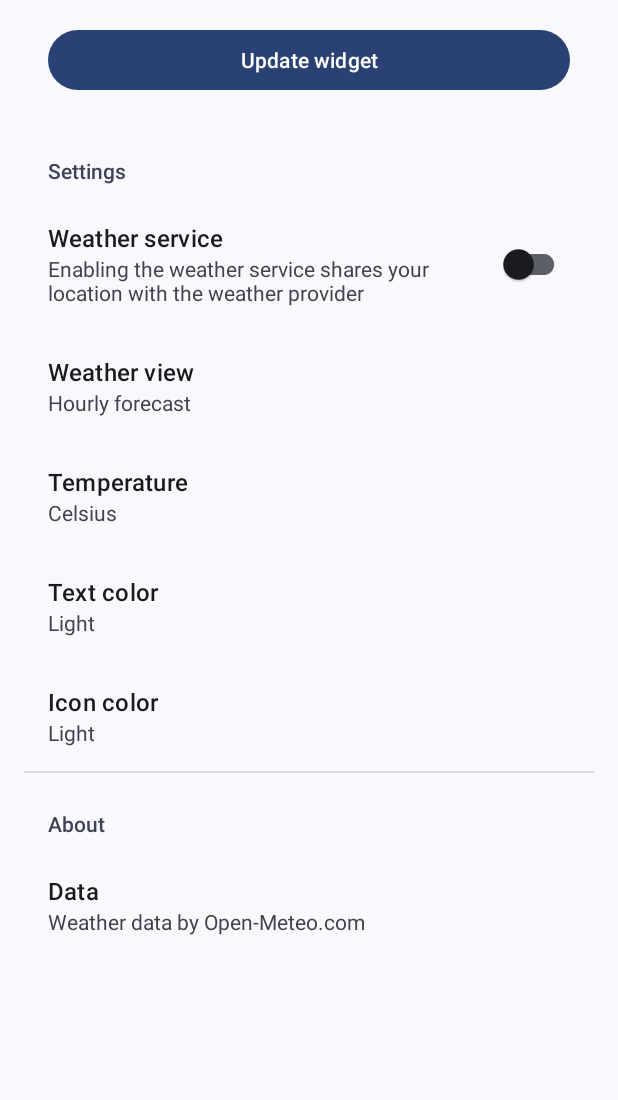
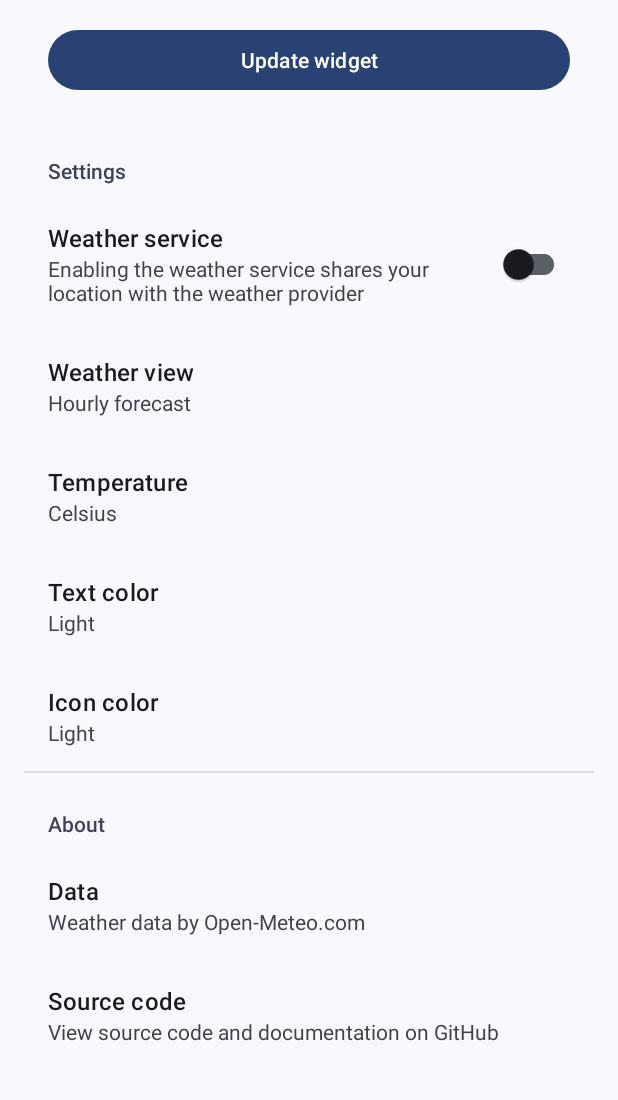
Before and after one commit to kolakek/pimi-widget, an Android app: the WidgetSettingsFragment screen opened directly, with no data from a screen before it, on a phone screen of 412 x 824 dp, the part 116-1216 px from its top. Run offline under Robolectric (Android 15) with nearby library versions, the phone set to English and light mode, and no system bars; our stand-ins replace androidx.preference; 3 statements that could not run were skipped.

Commit message:
Add GitHub link to settings screen

```diff
--- a/app/src/main/java/com/kolakek/pimiwidget/widget/Constants.kt
+++ b/app/src/main/java/com/kolakek/pimiwidget/widget/Constants.kt
@@ -25,6 +25,8 @@ internal const val KEY_ICON_COLOR_LIST = "icon_color_list"
 internal const val KEY_COLOR_LIGHT = "color_light"
 internal const val KEY_DATA_INFO = "weather_data"
 internal const val KEY_WEATHER_SWITCH = "weather_switch"
+internal const val KEY_SOURCE_CODE = "source_code"
 
+internal const val SOURCE_CODE_URL = "https://github.com/kolakek/pimi-widget"
 internal const val ALT_WEATHER_APP = "com.google.android.apps.weather"
 internal const val WORKER_INIT_DELAY_MILLIS = 2 * 60 * 1000L
--- a/app/src/main/java/com/kolakek/pimiwidget/widget/WidgetSettingsFragment.kt
+++ b/app/src/main/java/com/kolakek/pimiwidget/widget/WidgetSettingsFragment.kt
@@ -19,11 +19,13 @@ package com.kolakek.pimiwidget.widget
 
 import android.Manifest
 import android.content.Context
+import android.content.Intent
 import android.content.pm.PackageManager
 import android.os.Bundle
 import android.text.format.DateFormat
 import androidx.activity.result.contract.ActivityResultContracts
 import androidx.appcompat.app.AlertDialog
+import androidx.core.net.toUri
 import androidx.preference.Preference
 import androidx.preference.PreferenceFragmentCompat
 import androidx.preference.SwitchPreferenceCompat
@@ -49,6 +51,7 @@ class WidgetSettingsFragment : PreferenceFragmentCompat() {
         val context = preferenceManager.context
         val weatherSwitch: SwitchPreferenceCompat? = findPreference(KEY_WEATHER_SWITCH)
         val debugField: Preference? = findPreference(KEY_DATA_INFO)
+        val sourceCodeField: Preference? = findPreference(KEY_SOURCE_CODE)
 
         if (WidgetUpdater.permissionsDenied(context) && weatherSwitch?.isChecked == true) {
             weatherSwitch.isChecked = false
@@ -57,6 +60,11 @@ class WidgetSettingsFragment : PreferenceFragmentCompat() {
 
         debugField?.setOnPreferenceClickListener {
             showDebugDialog(context, weatherSwitch?.isChecked)
+            true
+        }
+
+        sourceCodeField?.setOnPreferenceClickListener {
+            startActivity(Intent(Intent.ACTION_VIEW, SOURCE_CODE_URL.toUri()))
             true
         }
 
--- a/app/src/main/res/values/strings.xml
+++ b/app/src/main/res/values/strings.xml
@@ -105,6 +105,12 @@
     <!-- String for the button of an alert box to force an update -->
     <string name="config_alert_button_update">Force update</string>
 
+    <!-- String for preference title that links to source code location -->
+    <string name="config_source_code">Source code</string>
+
+    <!-- String for describing the link to source code location -->
+    <string name="config_source_code_descr">View source code and documentation on GitHub</string>
+
     <!-- Symbol for Celsius -->
     <string name="celsius">\u2103</string>
 
--- a/app/src/main/res/xml/pimi_widget_prefs.xml
+++ b/app/src/main/res/xml/pimi_widget_prefs.xml
@@ -66,6 +66,12 @@
             android:title="@string/config_weather_data"
             app:iconSpaceReserved="false" />
 
+        <Preference
+            android:key="source_code"
+            android:summary="@string/config_source_code_descr"
+            android:title="@string/config_source_code"
+            app:iconSpaceReserved="false" />
+
     </PreferenceCategory>
 
 </androidx.preference.PreferenceScreen>
```
Also changed, not shown: 1 other file.
